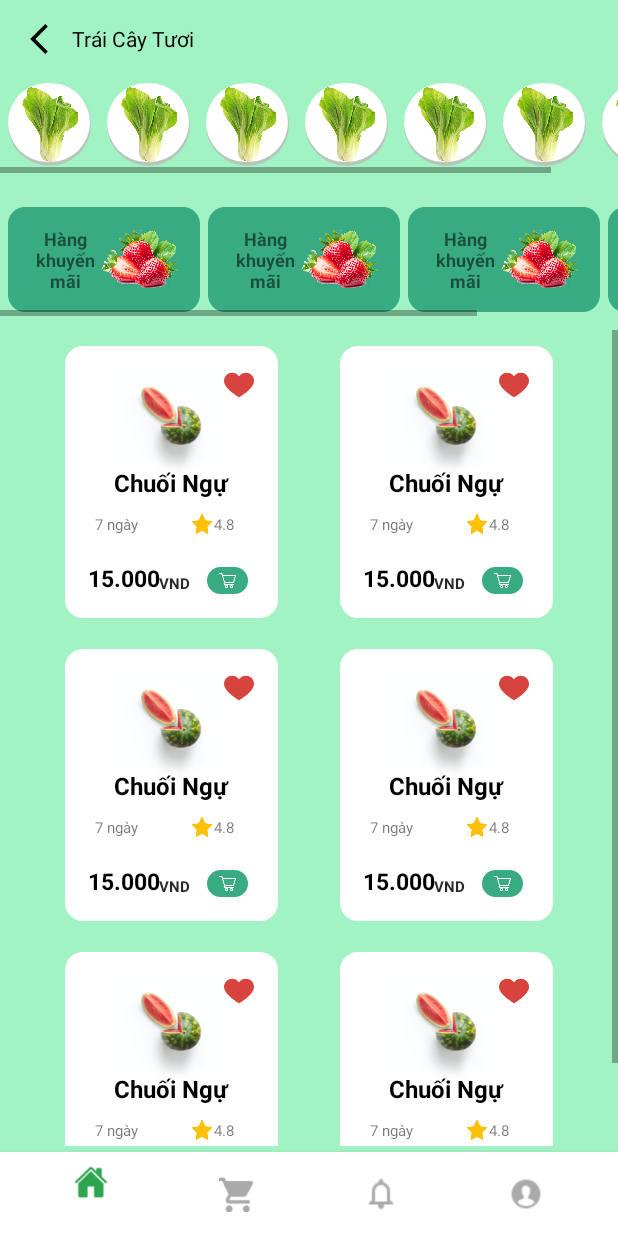
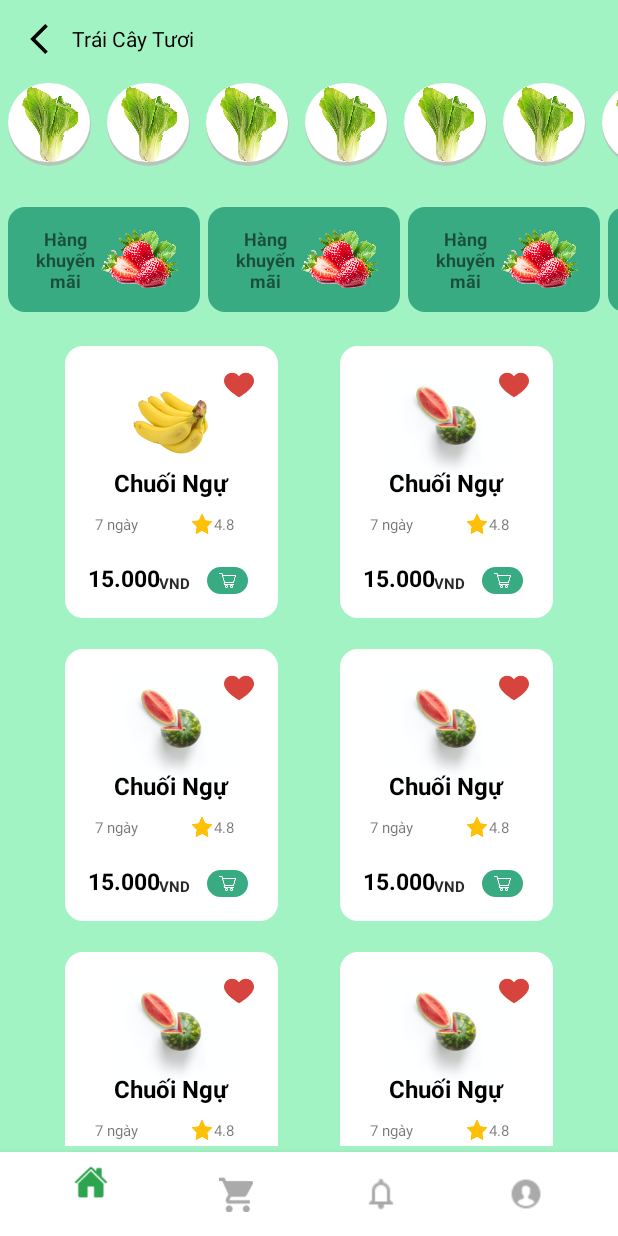
Before and after one commit to VoXuanPhuc/greenmaket, an Android app: the SanhamTheoDanhMucActivity screen opened directly, with no data from a screen before it, on a phone screen of 412 x 824 dp. Run offline under Robolectric (Android 15) with nearby library versions, the phone set to English and light mode, and no system bars; Roboto replaces fonts that are not available here.

Commit message:
Phuc cap nhat su kien cho chitietnongsan

```diff
--- a/app/src/main/java/com/app/laptrinhdidong/SanhamTheoDanhMucActivity.java
+++ b/app/src/main/java/com/app/laptrinhdidong/SanhamTheoDanhMucActivity.java
@@ -1,14 +1,27 @@
 package com.app.laptrinhdidong;
 
 import androidx.appcompat.app.AppCompatActivity;
+import androidx.constraintlayout.widget.ConstraintLayout;
 
+import android.content.Intent;
 import android.os.Bundle;
+import android.view.View;
 
 public class SanhamTheoDanhMucActivity extends AppCompatActivity {
 
+    ConstraintLayout constraintLayout1;
     @Override
     protected void onCreate(Bundle savedInstanceState) {
         super.onCreate(savedInstanceState);
         setContentView(R.layout.activity_sanham_theo_danh_muc);
+
+        constraintLayout1 = (ConstraintLayout) findViewById(R.id.sanpham1);
+
+        constraintLayout1.setOnClickListener(new View.OnClickListener() {
+            @Override
+            public void onClick(View view) {
+                startActivity(new Intent(SanhamTheoDanhMucActivity.this, activity_chitietnongsan.class));
+            }
+        });
     }
 }
--- a/app/src/main/java/com/app/laptrinhdidong/giaodien1.java
+++ b/app/src/main/java/com/app/laptrinhdidong/giaodien1.java
@@ -8,7 +8,7 @@ import android.widget.ImageButton;
 
 public class giaodien1 extends AppCompatActivity {
 
-
+    ImageButton nextbtn;
     @Override
     protected void onCreate(Bundle savedInstanceState) {
         super.onCreate(savedInstanceState);
--- a/app/src/main/res/layout/activity_chitietnongsan.xml
+++ b/app/src/main/res/layout/activity_chitietnongsan.xml
@@ -106,7 +106,7 @@
                 android:layout_height="match_parent"
                 android:gravity="center"
                 android:paddingHorizontal="10dp"
-                android:text="01"
+                android:text="1"
                 android:textColor="@color/black"
                 android:textSize="18dp" />
 
--- a/app/src/main/res/layout/activity_giaodien1.xml
+++ b/app/src/main/res/layout/activity_giaodien1.xml
@@ -198,5 +198,11 @@
         android:layout_height="50dp"
         android:layout_marginLeft="135dp"
         android:src="@drawable/img_17" />
+    <ImageView
+        android:layout_marginTop="-60dp"
+        android:layout_width="50dp"
+        android:layout_height="50dp"
+        android:layout_marginLeft="135dp"
+        android:src="@drawable/img_17" />
 
 </LinearLayout>
--- a/app/src/main/res/layout/activity_sanham_theo_danh_muc.xml
+++ b/app/src/main/res/layout/activity_sanham_theo_danh_muc.xml
@@ -48,7 +48,8 @@
         android:layout_marginTop="50dp"
         app:layout_constraintEnd_toEndOf="parent"
         app:layout_constraintStart_toStartOf="parent"
-        app:layout_constraintTop_toTopOf="parent">
+        app:layout_constraintTop_toTopOf="parent"
+        android:scrollbars="none">
 
         <LinearLayout
 
@@ -115,8 +116,9 @@
         android:layout_marginTop="20dp"
         app:layout_constraintEnd_toEndOf="parent"
         app:layout_constraintStart_toStartOf="parent"
-        app:layout_constraintTop_toBottomOf="@+id/horizontalScrollView">
-
+        app:layout_constraintTop_toBottomOf="@+id/horizontalScrollView"
+        android:scrollbars="none"
+        >
         <LinearLayout
             android:layout_width="wrap_content"
             android:layout_height="match_parent"
@@ -235,7 +237,8 @@
         android:layout_width="match_parent"
         android:layout_height="match_parent"
         tools:layout_editor_absoluteX="1dp"
-        tools:layout_editor_absoluteY="211dp">
+        tools:layout_editor_absoluteY="211dp"
+        android:scrollbars="none">
 
         <LinearLayout
             android:layout_width="match_parent"
@@ -249,7 +252,7 @@
                 app:layout_constraintTop_toTopOf="parent">
 
                 <androidx.constraintlayout.widget.ConstraintLayout
-
+                    android:id="@+id/sanpham1"
                     android:layout_width="142dp"
                     android:layout_height="181dp"
                     android:background="@drawable/bg_thesanpham"
@@ -261,7 +264,6 @@
 
 
                     <ImageView
-
                         android:layout_width="80dp"
                         android:layout_height="70dp"
                         app:layout_constraintBottom_toBottomOf="parent"
@@ -269,7 +271,7 @@
                         app:layout_constraintStart_toStartOf="parent"
                         app:layout_constraintTop_toTopOf="parent"
                         app:layout_constraintVertical_bias="0.144"
-                        app:srcCompat="@drawable/duahau" />
+                        app:srcCompat="@drawable/chuoi" />
 
                     <ImageView
                         android:layout_width="20dp"
@@ -781,12 +783,10 @@
             <androidx.constraintlayout.widget.ConstraintLayout
                 android:layout_width="match_parent"
                 android:layout_height="202dp"
-
                 app:layout_constraintStart_toStartOf="parent"
                 app:layout_constraintTop_toTopOf="parent">
 
                 <androidx.constraintlayout.widget.ConstraintLayout
-
                     android:layout_width="142dp"
                     android:layout_height="181dp"
                     android:background="@drawable/bg_thesanpham"
```
Also changed, not shown: app/src/main/AndroidManifest.xml (+4 -3 lines), app/src/main/java/com/app/laptrinhdidong/activity_chitietnongsan.java (+10 -4 lines), app/src/main/res/layout/activity_giaodien2.xml (+10 -3 lines).
